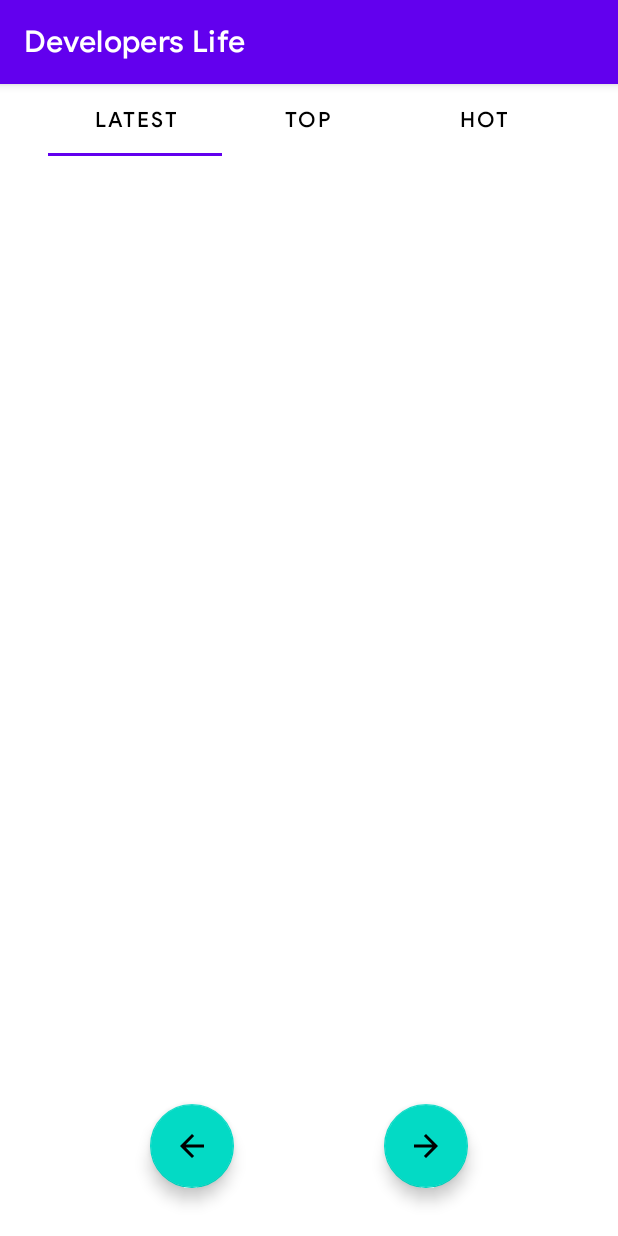
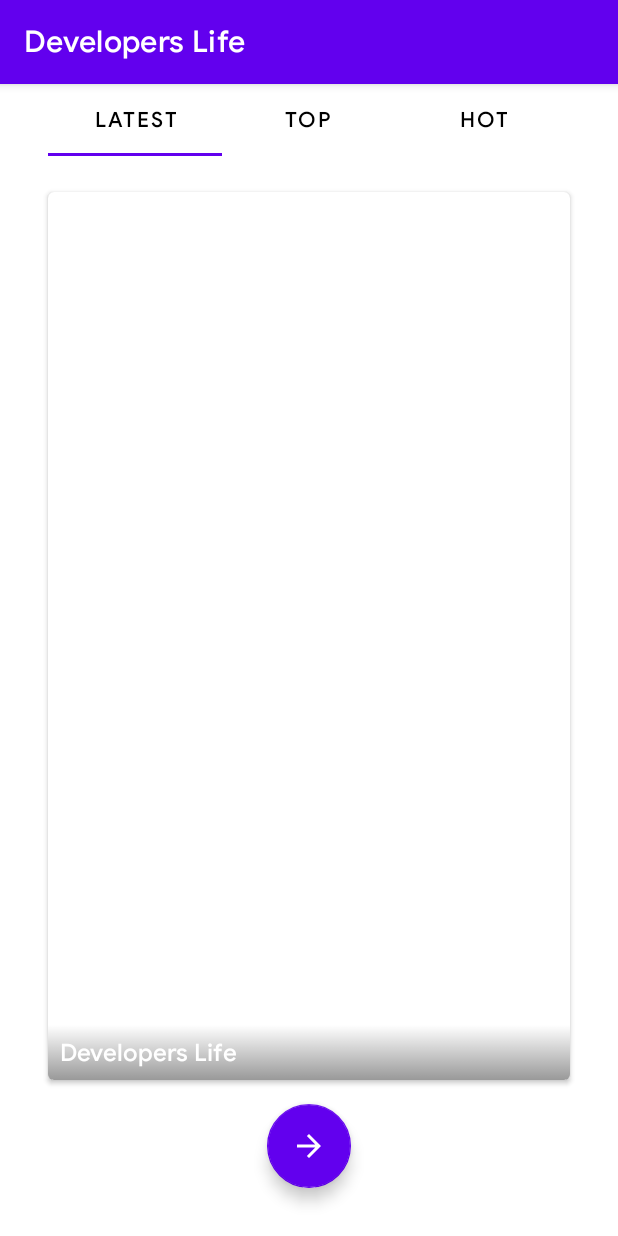
Before and after one commit to dyoma-veronika/DMemes, an Android app: the screen it shows after launch (MainActivity), on a phone screen of 412 x 824 dp. Run offline under Robolectric (Android 15) with nearby library versions, the phone set to English and light mode, and no system bars; pictures from the network do not load; 3 statements that could not run were skipped.

Commit message:
change ui, add fonts

```diff
--- a/app/src/main/java/com/example/developerslife/BaseFragment.java
+++ b/app/src/main/java/com/example/developerslife/BaseFragment.java
@@ -1,19 +1,76 @@
 package com.example.developerslife;
+
+import com.google.android.material.card.MaterialCardView;
 
 import android.os.Bundle;
 import android.view.LayoutInflater;
 import android.view.View;
 import android.view.ViewGroup;
+import android.widget.Button;
+import android.widget.TextView;
 
+import com.example.developerslife.network.NetworkServiceProvider;
+import com.example.developerslife.network.Post;
+
+import java.util.LinkedList;
+import java.util.List;
+import java.util.ListIterator;
+import java.util.Map;
+
+import androidx.annotation.NonNull;
+import androidx.annotation.Nullable;
 import androidx.fragment.app.Fragment;
 
 class BaseFragment extends Fragment {
 
+    private Button buttonPrev;
+    private Button buttonNext;
+
+    private MaterialCardView cardView;
+    private TextView descView;
+
+    List<Post> localCache = new LinkedList<>();
+    ListIterator<Post> listIterator = localCache.listIterator();
 
     @Override
     public View onCreateView(LayoutInflater inflater, ViewGroup container,
                              Bundle savedInstanceState) {
         // Inflate the layout for this fragment
-        return inflater.inflate(R.layout.fragment_base, container, false);
+        View view = inflater.inflate(R.layout.fragment_base, container, false);
+
+        buttonPrev = view.findViewById(R.id.button_prev);
+        buttonNext = view.findViewById(R.id.button_next);
+
+        cardView = view.findViewById(R.id.card_view);
+        descView = view.findViewById(R.id.description_view);
+
+        return view;
+    }
+
+    @Override
+    public void onViewCreated(@NonNull View view, @Nullable Bundle savedInstanceState) {
+        super.onViewCreated(view, savedInstanceState);
+
+        loadFirstPage();
+    }
+
+    protected void loadFirstPage() {
+        NetworkServiceProvider
+                .buildService()
+                .getPosts("top", 0)
+                .subscribe(
+                        result -> {
+                            if (result.getResult().isEmpty()) {
+                                System.out.println("is empty");
+                                return;
+                            }
+
+                            localCache.addAll(result.getResult());
+                            descView.setText(listIterator.next().getDescription());
+                        },
+                        throwable -> {
+                            System.out.println("error");
+                        }
+                );
     }
 }
--- /dev/null
+++ b/app/src/main/res/drawable/background_bottom_gradient.xml
@@ -0,0 +1,12 @@
+<?xml version="1.0" encoding="utf-8"?>
+<selector xmlns:android="http://schemas.android.com/apk/res/android">
+    <item>
+        <shape>
+            <gradient
+                    android:angle="90"
+                    android:startColor="#66000000"
+                    android:endColor="#00000000"
+                    android:type="linear" />
+        </shape>
+    </item>
+</selector>
--- a/app/src/main/res/drawable/ic_32_arrow_back.xml
+++ b/app/src/main/res/drawable/ic_32_arrow_back.xml
@@ -5,6 +5,6 @@
         android:viewportWidth="24"
         android:viewportHeight="24">
     <path
-            android:fillColor="@color/purple_500"
+            android:fillColor="@android:color/white"
             android:pathData="M20,11H7.83l5.59,-5.59L12,4l-8,8 8,8 1.41,-1.41L7.83,13H20v-2z" />
 </vector>
--- a/app/src/main/res/drawable/ic_32_arrow_forward.xml
+++ b/app/src/main/res/drawable/ic_32_arrow_forward.xml
@@ -5,6 +5,6 @@
         android:viewportWidth="24"
         android:viewportHeight="24">
     <path
-            android:fillColor="@color/purple_500"
+            android:fillColor="@android:color/white"
             android:pathData="M12,4l-1.41,1.41L16.17,11H4v2h12.17l-5.58,5.59L12,20l8,-8z" />
 </vector>
--- a/app/src/main/res/font/google_sans.xml
+++ b/app/src/main/res/font/google_sans.xml
@@ -2,10 +2,10 @@
 <font-family xmlns:android="http://schemas.android.com/apk/res/android">
     <font
             android:fontStyle="normal"
-            android:fontWeight="600"
+            android:fontWeight="400"
             android:font="@font/medium" />
     <font
             android:fontStyle="italic"
-            android:fontWeight="600"
+            android:fontWeight="400"
             android:font="@font/meduim_italic" />
 </font-family>
--- a/app/src/main/res/layout/fragment_base.xml
+++ b/app/src/main/res/layout/fragment_base.xml
@@ -7,34 +7,68 @@
         tools:context=".BaseFragment">
 
     <com.google.android.material.card.MaterialCardView
-            android:layout_width="match_parent"
-            android:layout_height="wrap_content"
-            app:layout_constraintBottom_toBottomOf="parent"
+            android:id="@+id/card_view"
+            android:layout_width="0dp"
+            android:layout_height="0dp"
+            android:layout_marginStart="32dp"
+            android:layout_marginTop="8dp"
+            android:layout_marginEnd="32dp"
+            android:layout_marginBottom="16dp"
+            app:cardElevation="2dp"
+            app:layout_constraintBottom_toTopOf="@id/button_next"
             app:layout_constraintEnd_toEndOf="parent"
             app:layout_constraintStart_toStartOf="parent"
-            app:layout_constraintTop_toTopOf="parent" />
+            app:layout_constraintTop_toTopOf="parent">
+
+        <androidx.constraintlayout.widget.ConstraintLayout
+                android:layout_width="match_parent"
+                android:layout_height="match_parent">
+
+            <TextView
+                    android:id="@+id/description_view"
+                    android:layout_width="match_parent"
+                    android:layout_height="wrap_content"
+                    android:background="@drawable/background_bottom_gradient"
+                    android:ellipsize="end"
+                    android:maxLines="1"
+                    android:padding="8dp"
+                    android:text="@string/app_name"
+                    android:textColor="@color/white"
+                    android:textSize="16sp"
+                    app:layout_constraintBottom_toBottomOf="parent"
+                    app:layout_constraintEnd_toEndOf="parent"
+                    app:layout_constraintStart_toStartOf="parent" />
+
+        </androidx.constraintlayout.widget.ConstraintLayout>
+
+    </com.google.android.material.card.MaterialCardView>
 
     <com.google.android.material.floatingactionbutton.FloatingActionButton
             android:id="@+id/button_prev"
             android:layout_width="wrap_content"
             android:layout_height="wrap_content"
-            app:fabSize="normal"
+            app:tint="@color/white"
+            app:backgroundTint="@color/purple_500"
             android:src="@drawable/ic_32_arrow_back"
+            android:visibility="gone"
             app:layout_constraintBottom_toBottomOf="@+id/button_next"
             app:layout_constraintEnd_toStartOf="@+id/button_next"
             app:layout_constraintHorizontal_bias="0.5"
-            app:layout_constraintStart_toStartOf="parent" />
+            app:layout_constraintStart_toStartOf="parent"
+            tools:visibility="visible" />
 
     <com.google.android.material.floatingactionbutton.FloatingActionButton
             android:id="@+id/button_next"
             android:layout_width="wrap_content"
             android:layout_height="wrap_content"
+            android:layout_marginBottom="32dp"
+            app:backgroundTint="@color/purple_500"
+            app:tint="@color/white"
             android:src="@drawable/ic_32_arrow_forward"
             app:layout_constraintBottom_toBottomOf="parent"
             app:layout_constraintEnd_toEndOf="parent"
             app:layout_constraintHorizontal_bias="0.5"
-            app:layout_constraintStart_toEndOf="@+id/button_prev"
-            android:layout_marginBottom="32dp"/>
+            app:layout_constraintStart_toEndOf="@+id/button_prev" />
 
 
 </androidx.constraintlayout.widget.ConstraintLayout>
```
